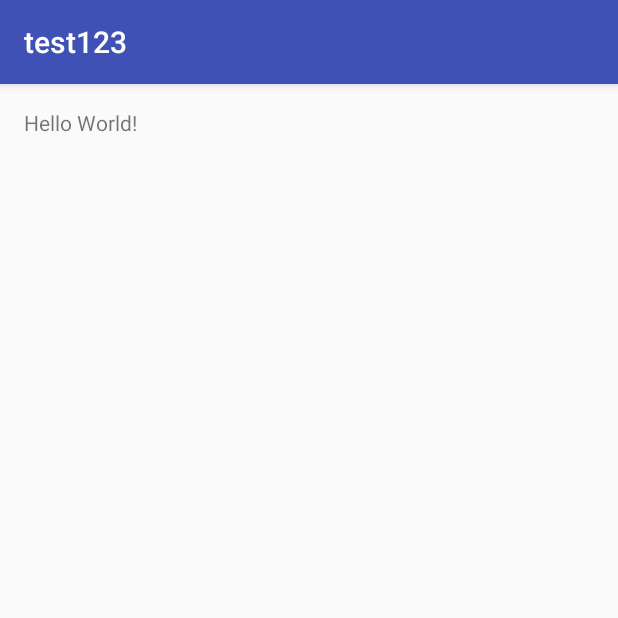
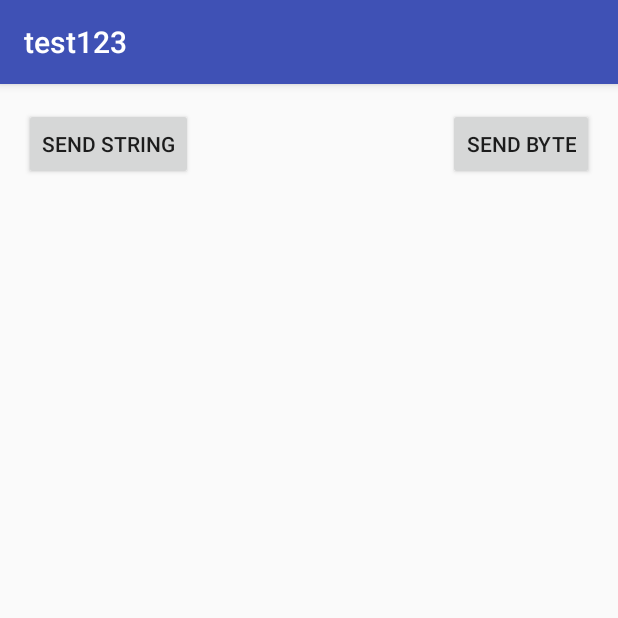
Before and after one commit to neighborMBIS/GPS, an Android app: the screen it shows after launch (MainActivity), on a phone screen of 412 x 824 dp, the top half of it. Run offline under Robolectric (Android 15) with nearby library versions, the phone set to English and light mode, and no system bars.

Commit message:
socket button test

```diff
--- a/test123/app/src/main/java/neighbor/com/test123/MainActivity.java
+++ b/test123/app/src/main/java/neighbor/com/test123/MainActivity.java
@@ -3,6 +3,7 @@ package neighbor.com.test123;
 import android.support.v7.app.AppCompatActivity;
 import android.os.Bundle;
 import android.util.Log;
+import android.view.View;
 import android.widget.Toast;
 
 import java.io.DataInputStream;
@@ -16,8 +17,9 @@ public class MainActivity extends AppCompatActivity {
 
     //통신 변수들
     Socket socket;
-    private final String IP = "127.0.0.1"; //genymotion host
-    private final int PORT = 12345; // port number
+    final String IP = "127.0.0.1"; //genymotion host
+    final int PORT = 12345; // port number
+
 
     private InputStream is;
     private OutputStream os;
@@ -26,13 +28,7 @@ public class MainActivity extends AppCompatActivity {
 
     private Thread thread;
 
-
-    @Override
-    protected void onCreate(Bundle savedInstanceState) {
-        super.onCreate(savedInstanceState);
-        setContentView(R.layout.activity_main);
-
-        sendData(new byte[]{
+    byte[] b = new byte[]{
         0x00, 0x01, 0x02, 0x03, 0x04, 0x05, 0x06, 0x07, 0x08, 0x09,
                 0x10, 0x11, 0x12, 0x13, 0x14, 0x15, 0x16, 0x17, 0x18, 0x19,
                 0x20, 0x21, 0x22, 0x23, 0x24, 0x25, 0x26, 0x27, 0x28, 0x29,
@@ -40,7 +36,15 @@ public class MainActivity extends AppCompatActivity {
                 0x40, 0x41, 0x42, 0x43, 0x44, 0x45, 0x46, 0x47, 0x48, 0x49,
                 0x50, 0x51, 0x52, 0x53, 0x54, 0x55, 0x56, 0x57, 0x58, 0x59,
                 0x60, 0x61, 0x62, 0x63, 0x64, 0x65, 0x66, 0x67, 0x68, 0x69,
-        });
+    };
+    String s = "test1234";
+
+
+    @Override
+    protected void onCreate(Bundle savedInstanceState) {
+        super.onCreate(savedInstanceState);
+        setContentView(R.layout.activity_main);
+
         connectServer();
     }
 
@@ -82,14 +86,22 @@ public class MainActivity extends AppCompatActivity {
         public synchronized void run() {
             while (true) {
                 try {
+                    byte[] b = new byte[4096];
+                    dis.read(b);
+
+                } catch (IOException e) {
+                    //e.printStackTrace();
+                    //status = false;
+                    try {
                         os.close();
                         is.close();
                         dos.close();
                         dis.close();
                         socket.close();
                         break;
-                } catch (IOException e) {
+                    } catch (IOException e1) {
                         e.printStackTrace();
+                    }
                 }
             }
         }
@@ -98,9 +110,30 @@ public class MainActivity extends AppCompatActivity {
     public void sendData(byte[] data) {        //메세지를 보내는 메서드
         try {
             dos.write(data);
+            Log.d("[sendData]", " send byte Data !!");
+        } catch (IOException e) {
+            e.printStackTrace();
+        }
+    }
+    public void sendData(String str) {        //메세지를 보내는 메서드
+        try {
+            byte[] bb;
+            bb = str.getBytes("ksc5601");    //한글로 바꿔주는 작업
+            dos.write(bb); //.writeUTF(str);
+            Log.d("[sendData]", " send String Data !!");
         } catch (IOException e) {
             e.printStackTrace();
         }
     }
 
+    public void btnClick(View v) {
+        switch (v.getId()) {
+            case R.id.button1:
+                sendData(s);
+                break;
+            case R.id.button2:
+                sendData(b);
+                break;
         }
+    }
+}
--- a/test123/app/src/main/res/layout/activity_main.xml
+++ b/test123/app/src/main/res/layout/activity_main.xml
@@ -9,8 +9,23 @@
     android:paddingTop="@dimen/activity_vertical_margin"
     tools:context="neighbor.com.test123.MainActivity">
 
-    <TextView
+    <Button
         android:layout_width="wrap_content"
         android:layout_height="wrap_content"
-        android:text="Hello World!" />
+        android:text="Send String"
+        android:id="@+id/button1"
+        android:onClick="btnClick"
+        android:layout_alignParentTop="true"
+        android:layout_alignParentLeft="true"
+        android:layout_alignParentStart="true" />
+
+    <Button
+        android:layout_width="wrap_content"
+        android:layout_height="wrap_content"
+        android:text="Send Byte"
+        android:id="@+id/button2"
+        android:onClick="btnClick"
+        android:layout_alignParentTop="true"
+        android:layout_alignParentRight="true"
+        android:layout_alignParentEnd="true" />
 </RelativeLayout>
```
Lines whose indentation alone changed are shown as unchanged.
